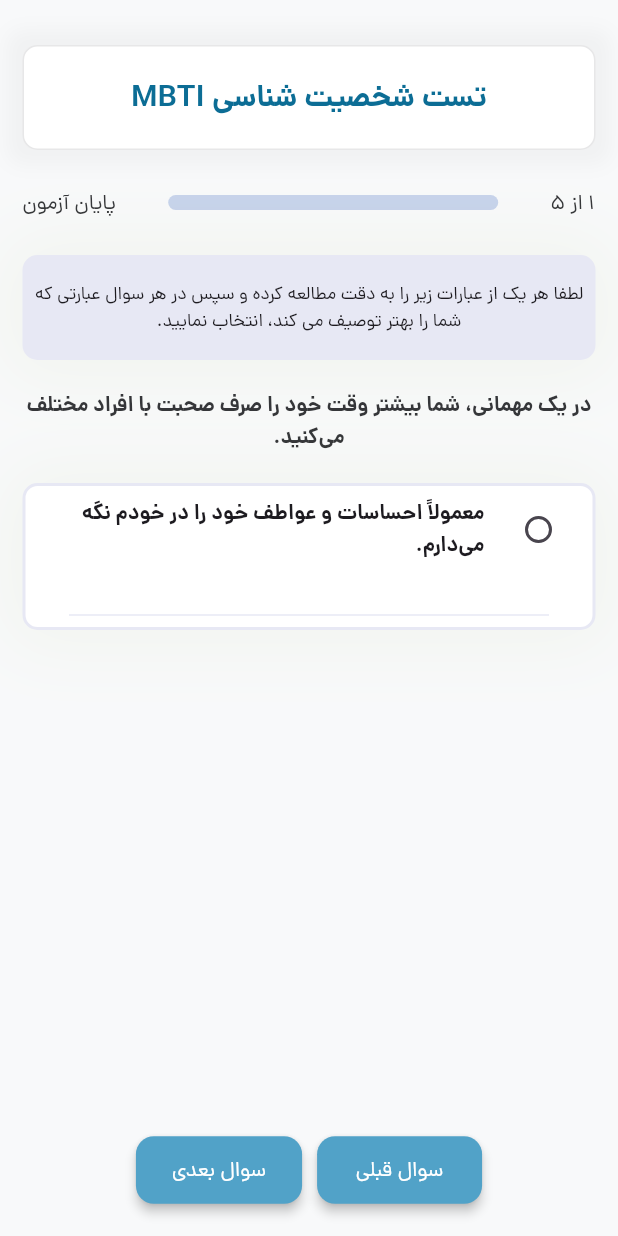
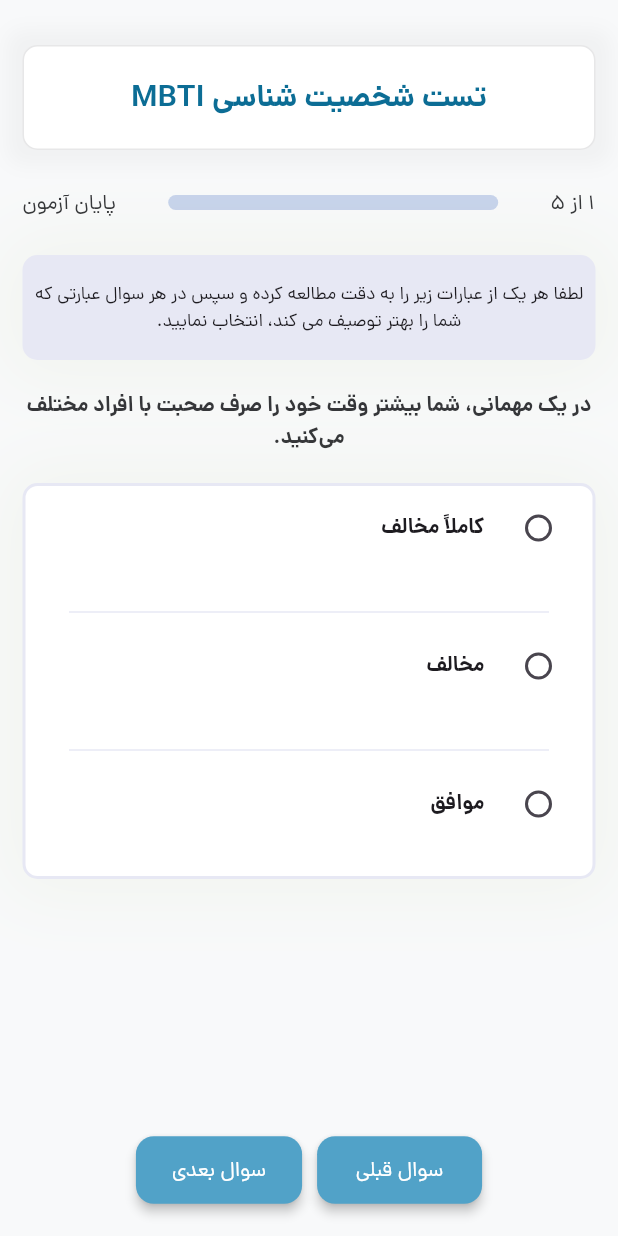
Before and after one commit to mehdisrmd/talentei, a Flutter app: the MbtiTestScreen screen opened directly, on a phone screen of 412 x 824 dp. Run offline on Flutter 3.47's test engine with Material 3 defaults, Android fonts, the phone set to English and light mode, and no system bars; our stand-ins replace flutter_rating_bar, flutter_svg, pinput, shimmer; missing offline and left inert: smart_auth.

Commit message:
modified some codes

```diff
--- a/lib/main.dart
+++ b/lib/main.dart
@@ -1,5 +1,5 @@
 import 'package:flutter/material.dart';
-import 'package:talentei/pages/login/number_login/enter_number.dart';
+import 'package:talentei/pages/doctor_shimmer_page.dart';
 
 void main() {
   runApp(const MyApp());
@@ -13,6 +13,7 @@
     return MaterialApp(
       debugShowCheckedModeBanner: false,
       title: 'Flutter Demo',
+      themeMode: ThemeMode.light,
       theme: ThemeData(
         fontFamily: 'Dana',
         colorScheme: ColorScheme.fromSeed(seedColor: Colors.deepPurple),
@@ -24,7 +25,7 @@
           ),
         ),
       ),
-      home: NumberFormPage(),
+      home: DoctorProfileWithLoader(),
     );
   }
 }
--- a/lib/pages/login/number_login/enter_number.dart
+++ b/lib/pages/login/number_login/enter_number.dart
@@ -5,7 +5,7 @@
 import 'package:talentei/widgets/sign_form_inpu.dart';
 
 class NumberFormPage extends StatefulWidget {
-  NumberFormPage({super.key});
+  const NumberFormPage({super.key});
 
   @override
   State<NumberFormPage> createState() => _NumberFormPageState();
--- a/lib/pages/login/number_login/sms_login.dart
+++ b/lib/pages/login/number_login/sms_login.dart
@@ -1,6 +1,5 @@
 import 'package:flutter/material.dart';
 import 'package:talentei/pages/login/username_login/username_login.dart';
-import 'package:talentei/pages/login/username_login/username_sign.dart';
 import 'package:talentei/widgets/otp.dart';
 
 class SmsFormPage extends StatelessWidget {
--- a/lib/pages/login/username_login/username_login.dart
+++ b/lib/pages/login/username_login/username_login.dart
@@ -5,6 +5,8 @@
 import 'package:talentei/widgets/sign_form_inpu.dart';
 
 class UsernameLoginFormPage extends StatefulWidget {
+  const UsernameLoginFormPage({super.key});
+
   @override
   State<UsernameLoginFormPage> createState() => _UsernameLoginFormPageState();
 }
--- a/lib/pages/login/username_login/username_sign.dart
+++ b/lib/pages/login/username_login/username_sign.dart
@@ -3,6 +3,8 @@
 import 'package:talentei/widgets/sign_form_inpu.dart';
 
 class UsernameSignFormPage extends StatefulWidget {
+  const UsernameSignFormPage({super.key});
+
   @override
   State<UsernameSignFormPage> createState() => _UsernameSignFormPageState();
 }
--- a/lib/pages/splash.dart
+++ b/lib/pages/splash.dart
@@ -1,10 +1,11 @@
 import 'package:flutter/material.dart';
 import 'dart:async';
 
-import 'package:talentei/main.dart';
 import 'package:talentei/pages/login/number_login/enter_number.dart';
 
 class SplashScreen extends StatefulWidget {
+  const SplashScreen({super.key});
+
   @override
   _SplashScreenState createState() => _SplashScreenState();
 }
--- a/lib/utils/check.dart
+++ b/lib/utils/check.dart
@@ -33,7 +33,7 @@
 /// This is the basic usage of Pinput
 /// For more examples check out the demo directory
 class PinputExample extends StatefulWidget {
-  const PinputExample({Key? key}) : super(key: key);
+  const PinputExample({super.key});
 
   @override
   State<PinputExample> createState() => _PinputExampleState();
--- a/lib/utils/general_color.dart
+++ b/lib/utils/general_color.dart
@@ -4,9 +4,9 @@
   static const Color greyBorderColor = Color(0xFF1D3E62);
   static const focusedBorderColor = Color.fromRGBO(23, 171, 144, 1);
   static const fillColor = Color.fromRGBO(243, 246, 249, 0);
-  static const defBorderColor = Color(0XFF3D5A8080);
+  static const defBorderColor = Color(0Xff3d5a8080);
   static const errorBorderColor = Color(0XFFDC3636);
-  static const hintFormColor = Color(0XFF4426F80);
+  static const hintFormColor = Color(0Xff4426f80);
   static const textFormColor = Color(0XFF04426F);
   static const buttonFormColor = Color(0XFF3D5A80);
   static const drawerIconColor = Color(0XFF353639);
--- a/lib/utils/global_profile.dart
+++ b/lib/utils/global_profile.dart
@@ -1,6 +1,6 @@
 import 'package:flutter/material.dart';
 
-class GlobalProfile extends StatelessWidget {
+class GlobalProfile extends StatelessWidget implements PreferredSizeWidget {
   const GlobalProfile({
     super.key,
   });
@@ -24,4 +24,7 @@
       ),
     );
   }
+
+  @override
+  Size get preferredSize => Size(50, 50);
 }
--- a/lib/widgets/options.dart
+++ b/lib/widgets/options.dart
@@ -1,34 +1,44 @@
 import 'package:flutter/material.dart';
-import 'package:talentei/pages/tests/mbi_page.dart';
+import '../models/quiz_model.dart';
 
 class Options extends StatefulWidget {
-  Options({
-    Key? key,
-    this.selectedOption = -1,
-  }) : super(key: key);
-  int selectedOption;
+  const Options({super.key, required this.currentQuestion, required this.nextQuestion});
+  final QuestionModel currentQuestion;
+  final VoidCallback nextQuestion;
 
   @override
   State<Options> createState() => _OptionsState();
 }
 
 class _OptionsState extends State<Options> {
+  int? _selectedOption;
+
   @override
   Widget build(BuildContext context) {
-    return Column(children: [
+    return ListView.builder(
+      shrinkWrap: true,
+      physics: NeverScrollableScrollPhysics(),
+      itemCount: widget.currentQuestion.options.length,
+      itemBuilder: (context, index) {
+        final option = widget.currentQuestion.options[index];
+        return Column(
+          children: [
             Directionality(
               textDirection: TextDirection.rtl,
               child: RadioListTile<int>(
-          value: 0,
-          groupValue: widget.selectedOption,
+                value: index,
+                groupValue: _selectedOption,
                 activeColor: Colors.blue,
                 onChanged: (value) {
                   setState(() {
-              widget.selectedOption = value!;
+                    _selectedOption = value;
+                    Future.delayed(Duration(milliseconds: 200)).then((d) {
+                      widget.nextQuestion();
+                    });
                   });
                 },
                 title: Text(
-            'معمولاً احساسات و عواطف خود را در خودم نگه می‌دارم.',
+                  option.text,
                   textAlign: TextAlign.right,
                   textDirection: TextDirection.rtl,
                   style: TextStyle(fontSize: 14, fontWeight: FontWeight.w700),
@@ -39,16 +49,18 @@
               height: 20,
             ),
             Visibility(
+              visible: index != widget.currentQuestion.options.length - 1,
               child: Padding(
                 padding: EdgeInsets.symmetric(horizontal: 29),
                 child: Divider(
                   thickness: 1,
-            color: Color(
-              0xFFE7E8F4,
+                  color: Color(0xFFE7E8F4),
                 ),
               ),
             ),
-      )
-    ]);
+          ],
+        );
+      },
+    );
   }
 }
--- a/lib/widgets/otp.dart
+++ b/lib/widgets/otp.dart
@@ -6,7 +6,7 @@
 
 class PinputExample extends StatefulWidget {
   final Function(String)? onCompleted;
-  const PinputExample({Key? key, this.onCompleted}) : super(key: key);
+  const PinputExample({super.key, this.onCompleted});
 
   @override
   State<PinputExample> createState() => _PinputExampleState();
--- a/lib/widgets/sign_form_inpu.dart
+++ b/lib/widgets/sign_form_inpu.dart
@@ -14,7 +14,7 @@
   final String? Function(String?)? validation;
   final bool isValid; // Add this new property
 
-  SignFormInput({
+  const SignFormInput({super.key,
     required this.hint,
     required this.controller,
     required this.icon,
--- a/pubspec.yaml
+++ b/pubspec.yaml
@@ -47,6 +47,10 @@
   flutter_lints: ^5.0.0
   pinput: ^5.0.0
   smart_auth: ^2.0.0
+  flutter_svg: ^2.0.17
+  flutter_rating_bar: ^4.0.1
+  shimmer: ^3.0.0
+  persian_datetime_picker: ^3.1.0
 
 # For information on the generic Dart part of this file, see the
 # following page: https://dart.dev/tools/pub/pubspec
@@ -62,6 +66,7 @@
   # To add assets to your application, add an assets section, like this:
   assets:
     - assets/images/
+    - assets/icons/
   #   - images/a_dot_ham.jpeg
 
   # An image asset can refer to one or more resolution-specific "variants", see
```
Also changed, not shown: pubspec.lock, 1 other file. Lines whose indentation alone changed are shown as unchanged.
